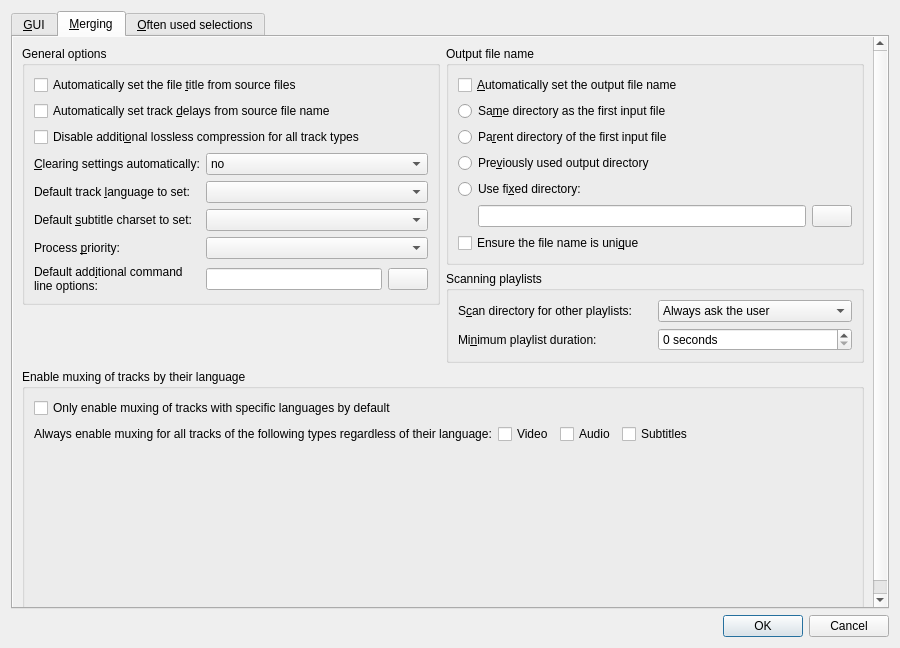
The window that src/mkvtoolnix-gui/forms/main_window/preferences_dialog.ui (jpsdr/MKVToolnix-Windows-7) describes before a commit, drawn with Qt 5.
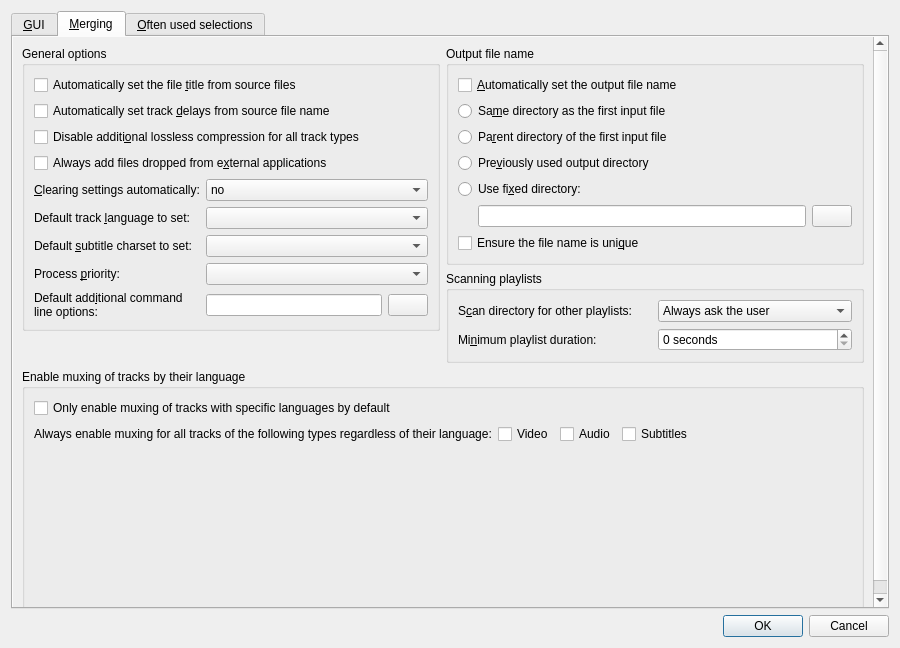
The same window after the commit. The open tabs and pages were chosen to show the change. Icons and pictures are not drawn. Custom widgets are drawn as their Qt base class.

Commit message:
GUI: add option for always adding files dropped from external applications
Implements #1259.

The edit to the form file:
```diff
--- a/src/mkvtoolnix-gui/forms/main_window/preferences_dialog.ui
+++ b/src/mkvtoolnix-gui/forms/main_window/preferences_dialog.ui
@@ -318,6 +318,13 @@
                       </property>
                      </widget>
                     </item>
+                    <item>
+                     <widget class="QCheckBox" name="cbMAlwaysAddDroppedFiles">
+                      <property name="text">
+                       <string>Always add files dropped from e&amp;xternal applications</string>
+                      </property>
+                     </widget>
+                    </item>
                     <item>
                      <layout class="QGridLayout" name="gridLayout_2">
                       <item row="4" column="1">
```
The commit also changes 5 other files.
